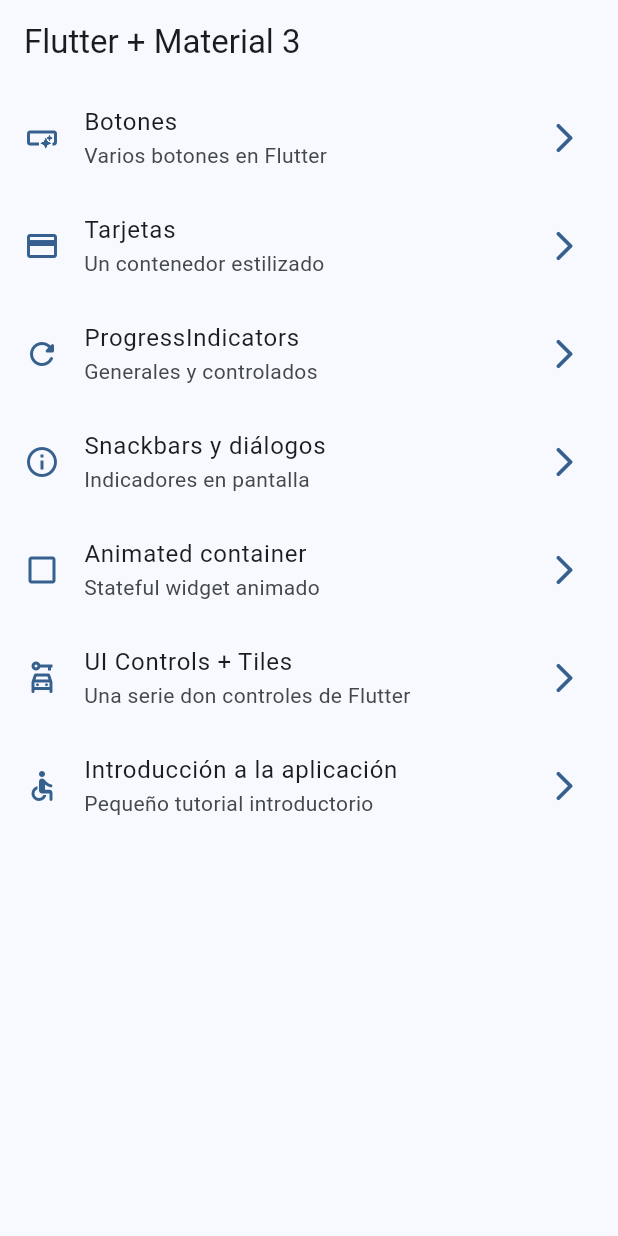
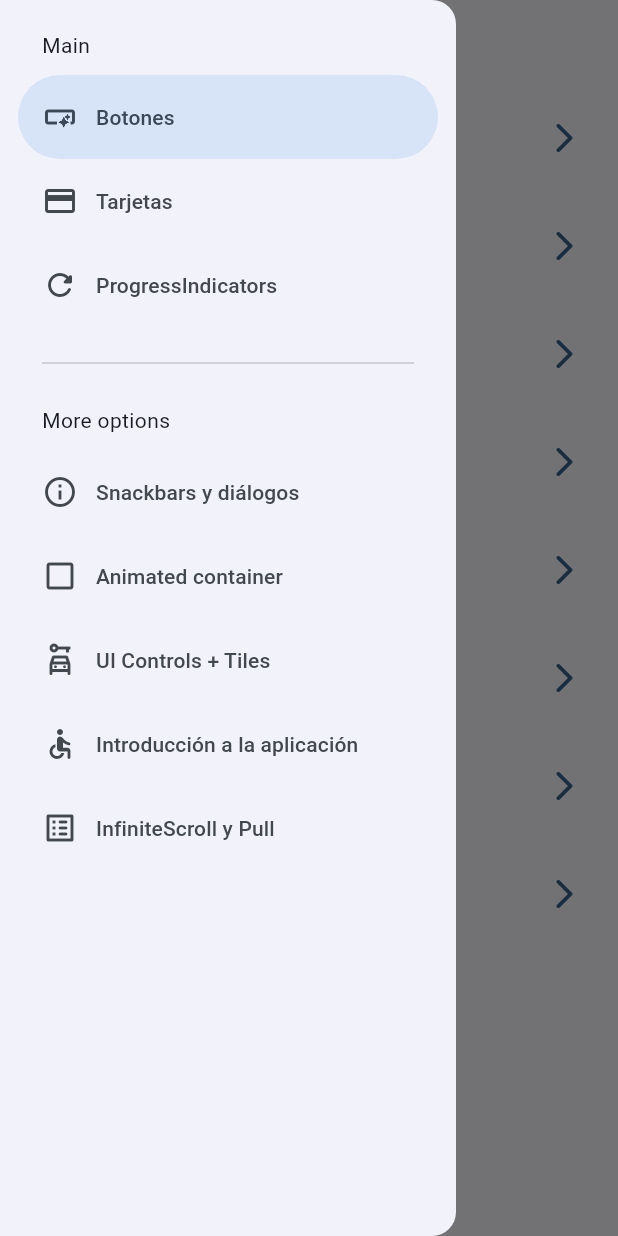
Before and after one commit to camiloaacevedo/flutter-widgets-app, a Flutter app: the screen it shows after launch, with the side drawer open (before the commit the screen has no drawer), on a phone screen of 412 x 824 dp. Run offline on Flutter 3.47's test engine with Material 3 defaults, Android fonts, the phone set to English and light mode, and no system bars; our stand-ins replace animate_do, go_router.

Commit message:
more widgest + sidemenu

```diff
--- a/lib/config/menu/menu_items.dart
+++ b/lib/config/menu/menu_items.dart
@@ -67,5 +67,12 @@ const appMenuItems = <MenuItem>[
     icon: Icons.accessible_rounded
   ),
 
+  MenuItem(
+    title: 'InfiniteScroll y Pull',
+    subTitle: 'Listas infinitas y pull to refresh',
+    link: '/infinite',
+    icon: Icons.list_alt_rounded
+  ),
+
 
 ];
--- a/lib/config/router/app_router.dart
+++ b/lib/config/router/app_router.dart
@@ -53,5 +53,11 @@ final appRouter = GoRouter(
       name: AppTutorialScreen.name,
       builder: (context, state) => const AppTutorialScreen(),
     ),
+
+    GoRoute(
+      path: '/infinite',
+      name: InfiniteScrollScreen.name,
+      builder: (context, state) => const InfiniteScrollScreen(),
+    ),
   ],
 );
--- a/lib/presentation/screens/home/home_screen.dart
+++ b/lib/presentation/screens/home/home_screen.dart
@@ -1,6 +1,7 @@
 import 'package:flutter/material.dart';
 import 'package:go_router/go_router.dart';
 import 'package:widgets_app/config/menu/menu_items.dart';
+import 'package:widgets_app/presentation/widgets/side_menu.dart';
 // import 'package:widgets_app/presentation/screens/cards/cards_screen.dart';
 
 
@@ -13,11 +14,16 @@ class HomeScreen extends StatelessWidget {
 
   @override
   Widget build(BuildContext context) {
+
+    final scaffoldKey = GlobalKey<ScaffoldState>();
+
     return Scaffold(
+      key: scaffoldKey,
       appBar: AppBar(
         title: const Text('Flutter + Material 3'),
       ),
       body: const _HomeView(),
+      drawer: SideMenu( scaffoldKey: scaffoldKey ),
     );
   }
 }
--- /dev/null
+++ b/lib/presentation/widgets/side_menu.dart
@@ -0,0 +1,79 @@
+import 'package:flutter/material.dart';
+import 'package:go_router/go_router.dart';
+import 'package:widgets_app/config/menu/menu_items.dart';
+
+class SideMenu extends StatefulWidget {
+
+  final GlobalKey<ScaffoldState> scaffoldKey;
+
+  const SideMenu({
+    super.key,
+    required this.scaffoldKey
+  });
+
+  @override
+  State<SideMenu> createState() => _SideMenuState();
+}
+
+class _SideMenuState extends State<SideMenu> {
+
+  int navDrawerIndex = 0;
+
+  @override
+  Widget build(BuildContext context) {
+
+    final hasNotch = MediaQuery.of(context).viewPadding.top > 35;
+
+
+    return NavigationDrawer(
+      selectedIndex: navDrawerIndex,
+      onDestinationSelected: (value) {
+
+        setState(() {
+          navDrawerIndex = value;
+        });
+
+        final menuItem = appMenuItems[value];
+        context.push( menuItem.link );
+        widget.scaffoldKey.currentState?.closeDrawer();
+
+      },
+      children: [
+
+        Padding(
+          padding: EdgeInsets.fromLTRB(28, hasNotch ? 0 : 20, 16, 10),
+          child: const Text('Main'),
+        ),
+
+        ...appMenuItems
+          .sublist(0,3)
+          .map((item) => NavigationDrawerDestination(
+            icon: Icon( item.icon ),
+            label: Text( item.title ),
+          ),
+        ),
+
+        const Padding(
+          padding: EdgeInsets.fromLTRB(28, 16, 28, 10),
+          child: Divider(),
+        ),
+
+        const Padding(
+          padding: EdgeInsets.fromLTRB(28, 10, 16, 10),
+          child: Text('More options'),
+        ),
+
+
+        ...appMenuItems
+          .sublist(3)
+          .map((item) => NavigationDrawerDestination(
+            icon: Icon( item.icon ),
+            label: Text( item.title ),
+          ),
+        ),
+
+
+      ]
+    );
+  }
+}
```
Also changed, not shown: lib/presentation/screens/infinite_scroll/infinite_scroll_screen.dart (+131 -2 lines).
